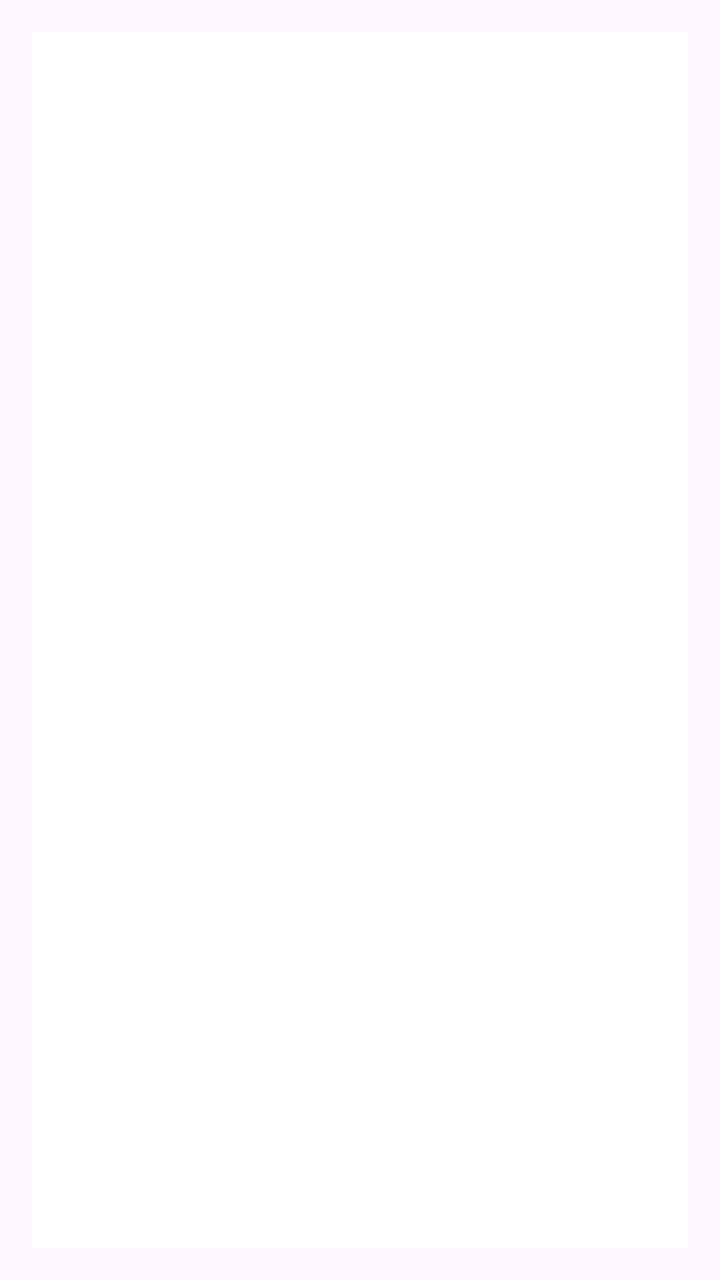
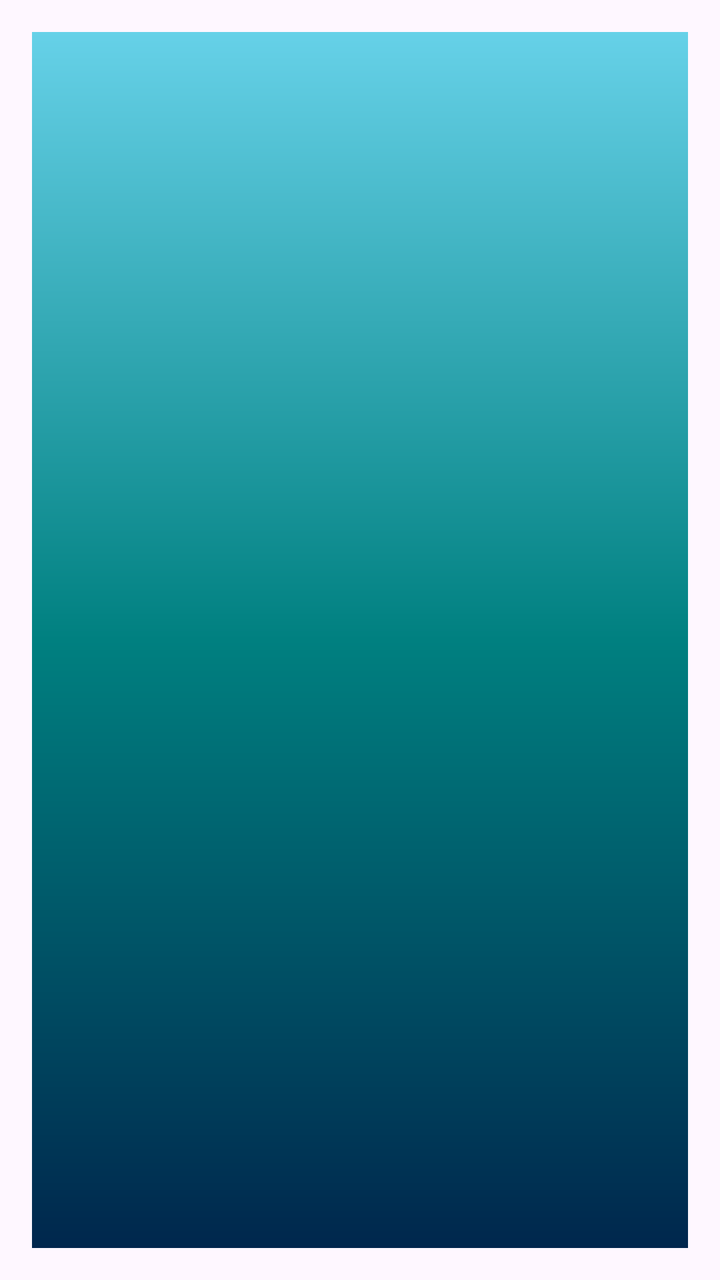

An Android layout rendered at two revisions. The XML below is the earlier revision; the diff shows what the commit changed to produce the second picture.
<!-- AndroidManifest.xml: application theme Theme.TransactionSms -->
<!-- res/layout/activity_admin_panel.xml -->
<?xml version="1.0" encoding="utf-8"?>
<RelativeLayout xmlns:android="http://schemas.android.com/apk/res/android"
    xmlns:tools="http://schemas.android.com/tools"
    android:layout_width="match_parent"
    android:layout_height="match_parent"
    android:padding="16dp"
    tools:context=''>

    <androidx.recyclerview.widget.RecyclerView
        android:id="@+id/recyclerView"
        android:layout_width="match_parent"
        android:layout_height="match_parent"
        android:clipToPadding="false"
        android:paddingTop="8dp"
        android:paddingBottom="8dp"
        android:background="@android:color/background_light" />

</RelativeLayout>
<!-- resources referenced by this layout -->
<resources>
  <style name="Theme.TransactionSms" parent="Base.Theme.TransactionSms" />
  <style name="Base.Theme.TransactionSms" parent="Theme.Material3.DayNight.NoActionBar">
          
          
      </style>
</resources>

<!-- the commit's change to res/layout/activity_admin_panel.xml (unified diff, before → after) -->
@@ -13,6 +13,7 @@
         android:clipToPadding="false"
         android:paddingTop="8dp"
         android:paddingBottom="8dp"
-        android:background="@android:color/background_light" />
+        android:background="@drawable/gradient_backbround"
+        />
 
 </RelativeLayout>
<!-- resource entries referenced after the edit -->
@@ -1,5 +1,13 @@
 <!-- resources referenced by this layout -->
 <resources>
+  <!-- drawable gradient_backbround (drawable) -->
+  <shape xmlns:android="http://schemas.android.com/apk/res/android" android:shape="rectangle">
+      <gradient
+          android:startColor="#00274D"
+      android:centerColor="#008080"
+      android:endColor="#66D1E8"
+      android:angle="90" />
+  </shape>
   <style name="Theme.TransactionSms" parent="Base.Theme.TransactionSms" />
   <style name="Base.Theme.TransactionSms" parent="Theme.Material3.DayNight.NoActionBar">
           
